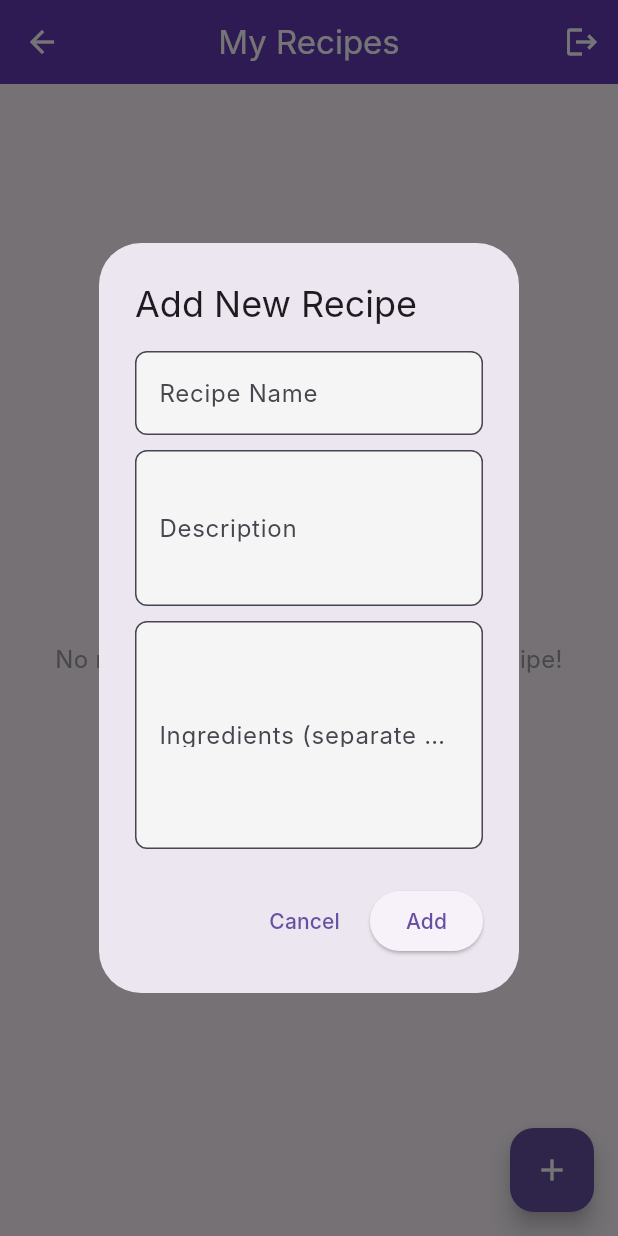
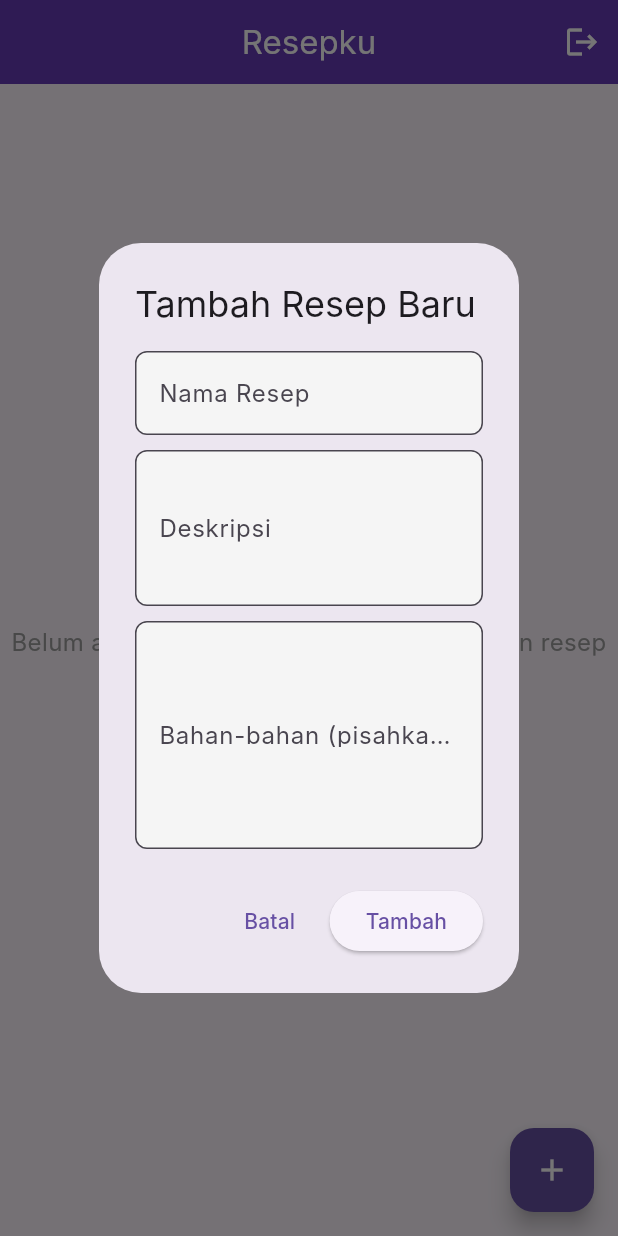
Before and after one commit to gregoriussambirin/uas_ambw_c14200114, a Flutter app: the HomeScreen screen opened by its route, after a tap on the "add" icon, on a phone screen of 412 x 824 dp. Run offline on Flutter 3.47's test engine with Material 3 defaults, Android fonts, the light colour scheme and no system bars; our stand-ins replace shared_preferences, supabase_flutter; accounts and stored records are empty; Roboto replaces fonts that are missing (Inter).

Commit message:
first commit

```diff
--- a/lib/main.dart
+++ b/lib/main.dart
@@ -8,7 +8,6 @@ import 'package:supabase_flutter/supabase_flutter.dart';
 void main() async {
 
   WidgetsFlutterBinding.ensureInitialized();
-
 
   await Supabase.initialize(
 
--- a/lib/models/recipe.dart
+++ b/lib/models/recipe.dart
@@ -1,10 +1,10 @@
 class Recipe {
-  final String id;
-  final String userId;
+  final String id; // UUID dari Supabase
+  final String userId; // user_id dari Supabase Auth
   final String name;
   final String description;
-  final List<dynamic> ingredients;
-  final DateTime createdAt;
+  final List<dynamic> ingredients; // Supabase mengembalikan List<dynamic> untuk text[]
+  final DateTime createdAt; // created_at dari Supabase
 
   Recipe({
     required this.id,
@@ -15,26 +15,28 @@ class Recipe {
     required this.createdAt,
   });
 
-
+  // Factory constructor untuk membuat objek Recipe dari Map Supabase
   factory Recipe.fromSupabase(Map<String, dynamic> data) {
+    // Pastikan semua data yang diakses tidak null sebelum di-cast
+    // Gunakan pengecekan null yang aman dan berikan nilai default jika null
     return Recipe(
-      id: data['id'] as String,
-      userId: data['user_id'] as String,
-      name: data['name'] ?? 'No Name',
-      description: data['description'] ?? 'No Description',
-      ingredients: data['ingredients'] ?? [],
-      createdAt: DateTime.parse(data['created_at'] as String),
+      id: data['id'] as String, // ID harus selalu ada jika ini dari database
+      userId: data['user_id'] as String, // user_id harus selalu ada jika RLS benar
+      name: data['name'] as String? ?? 'No Name', // Tambahkan 'as String?' untuk null safety
+      description: data['description'] as String? ?? 'No Description',
+      ingredients: (data['ingredients'] as List<dynamic>?) ?? [], // Cast ke List<dynamic>? lalu berikan default
+      createdAt: DateTime.parse(data['created_at'] as String? ?? DateTime.now().toIso8601String()),
     );
   }
 
-
+  // Metode untuk mengonversi objek Recipe menjadi Map untuk disimpan di Supabase
   Map<String, dynamic> toSupabase() {
     return {
       'user_id': userId,
       'name': name,
       'description': description,
       'ingredients': ingredients,
-
+      // created_at akan diisi otomatis oleh Supabase saat insert
     };
   }
 }
--- a/lib/screens/home_screen.dart
+++ b/lib/screens/home_screen.dart
@@ -1,6 +1,7 @@
 import 'package:flutter/material.dart';
 import 'package:supabase_flutter/supabase_flutter.dart';
-import 'package:uas_c14200114/models/recipe.dart';
+
+import '../models/recipe.dart';
 
 class HomeScreen extends StatefulWidget {
   const HomeScreen({Key? key}) : super(key: key);
@@ -20,69 +21,125 @@ class _HomeScreenState extends State<HomeScreen> {
         _descriptionController.text.isEmpty ||
         _ingredientsController.text.isEmpty) {
       ScaffoldMessenger.of(context).showSnackBar(
-        const SnackBar(content: Text('All fields must be filled!')),
+        const SnackBar(content: Text('Semua bidang harus diisi!')),
       );
       return;
     }
 
-    final User? currentUser = supabase.auth.currentUser;
-    if (currentUser == null) {
+    final User? currentUser  = supabase.auth.currentUser ;
+    if (currentUser  == null) {
       ScaffoldMessenger.of(context).showSnackBar(
-        const SnackBar(content: Text('You must be logged in to add a recipe.')),
+        const SnackBar(content: Text('Anda harus login untuk menambah resep.')),
       );
       return;
     }
 
     try {
-      // Save recipe to Supabase
+
       await supabase.from('recipes').insert({
-        'user_id': currentUser.id, // Store based on user's UID
+        'user_id': currentUser .id,
         'name': _recipeNameController.text,
         'description': _descriptionController.text,
-        'ingredients': _ingredientsController.text.split('\n'), // Store ingredients as a list
+        'ingredients': _ingredientsController.text.split('\n'),
       });
 
-      // Clear controllers after saving
+
       _recipeNameController.clear();
       _descriptionController.clear();
       _ingredientsController.clear();
 
       ScaffoldMessenger.of(context).showSnackBar(
-        const SnackBar(content: Text('Recipe added successfully!')),
+        const SnackBar(content: Text('Resep berhasil ditambahkan!')),
       );
-      Navigator.of(context).pop(); // Close dialog
+
+
+      setState(() {});
+
+      Navigator.of(context).pop();
     } catch (e) {
       ScaffoldMessenger.of(context).showSnackBar(
-        SnackBar(content: Text('Failed to add recipe: $e')),
+        SnackBar(content: Text('Gagal menambahkan resep: $e')),
       );
     }
   }
 
+  Future<void> _editRecipe(Recipe recipe) async {
+    if (_recipeNameController.text.isEmpty ||
+        _descriptionController.text.isEmpty ||
+        _ingredientsController.text.isEmpty) {
+      ScaffoldMessenger.of(context).showSnackBar(
+        const SnackBar(content: Text('Semua bidang harus diisi!')),
+      );
+      return;
+    }
+
+    final User? currentUser  = supabase.auth.currentUser ;
+    if (currentUser  == null) {
+      ScaffoldMessenger.of(context).showSnackBar(
+        const SnackBar(content: Text('Anda harus login untuk mengedit resep.')),
+      );
+      return;
+    }
+
+    try {
+
+      await supabase.from('recipes').update({
+        'name': _recipeNameController.text,
+        'description': _descriptionController.text,
+        'ingredients': _ingredientsController.text.split('\n'),
+      }).eq('id', recipe.id);
+
+
+      _recipeNameController.clear();
+      _descriptionController.clear();
+      _ingredientsController.clear();
+
+      ScaffoldMessenger.of(context).showSnackBar(
+        const SnackBar(content: Text('Resep berhasil diperbarui!')),
+      );
+
+
+      setState(() {});
+
+      Navigator.of(context).pop();
+    } catch (e) {
+      ScaffoldMessenger.of(context).showSnackBar(
+        SnackBar(content: Text('Gagal memperbarui resep: $e')),
+      );
+    }
+  }
+
+
   void _showAddRecipeDialog() {
+
+    _recipeNameController.clear();
+    _descriptionController.clear();
+    _ingredientsController.clear();
+
     showDialog(
       context: context,
       builder: (context) {
         return AlertDialog(
-          title: const Text('Add New Recipe'),
+          title: const Text('Tambah Resep Baru'),
           content: SingleChildScrollView(
             child: Column(
               mainAxisSize: MainAxisSize.min,
               children: <Widget>[
                 TextField(
                   controller: _recipeNameController,
-                  decoration: const InputDecoration(labelText: 'Recipe Name'),
+                  decoration: const InputDecoration(labelText: 'Nama Resep'),
                 ),
                 const SizedBox(height: 10),
                 TextField(
                   controller: _descriptionController,
-                  decoration: const InputDecoration(labelText: 'Description'),
+                  decoration: const InputDecoration(labelText: 'Deskripsi'),
                   maxLines: 3,
                 ),
                 const SizedBox(height: 10),
                 TextField(
                   controller: _ingredientsController,
                   decoration: const InputDecoration(
-                      labelText: 'Ingredients (separate with new lines)'),
+                      labelText: 'Bahan-bahan (pisahkan dengan baris baru)'),
                   maxLines: 5,
                 ),
               ],
@@ -91,16 +148,13 @@ class _HomeScreenState extends State<HomeScreen> {
           actions: <Widget>[
             TextButton(
               onPressed: () {
-                Navigator.of(context).pop(); // Close dialog
-                _recipeNameController.clear();
-                _descriptionController.clear();
-                _ingredientsController.clear();
+                Navigator.of(context).pop();
               },
-              child: const Text('Cancel'),
+              child: const Text('Batal'),
             ),
             ElevatedButton(
               onPressed: _addRecipe,
-              child: const Text('Add'),
+              child: const Text('Tambah'),
             ),
           ],
         );
@@ -108,13 +162,71 @@ class _HomeScreenState extends State<HomeScreen> {
     );
   }
 
+
+  void _showEditRecipeDialog(Recipe recipe) {
+
+    _recipeNameController.text = recipe.name;
+    _descriptionController.text = recipe.description;
+    _ingredientsController.text = recipe.ingredients.join('\n');
+
+    showDialog(
+      context: context,
+      builder: (context) {
+        return AlertDialog(
+          title: const Text('Edit Resep'),
+          content: SingleChildScrollView(
+            child: Column(
+              mainAxisSize: MainAxisSize.min,
+              children: <Widget>[
+                TextField(
+                  controller: _recipeNameController,
+                  decoration: const InputDecoration(labelText: 'Nama Resep'),
+                ),
+                const SizedBox(height: 10),
+                TextField(
+                  controller: _descriptionController,
+                  decoration: const InputDecoration(labelText: 'Deskripsi'),
+                  maxLines: 3,
+                ),
+                const SizedBox(height: 10),
+                TextField(
+                  controller: _ingredientsController,
+                  decoration: const InputDecoration(
+                      labelText: 'Bahan-bahan (pisahkan dengan baris baru)'),
+                  maxLines: 5,
+                ),
+              ],
+            ),
+          ),
+          actions: <Widget>[
+            TextButton(
+              onPressed: () {
+                Navigator.of(context).pop();
+
+                _recipeNameController.clear();
+                _descriptionController.clear();
+                _ingredientsController.clear();
+              },
+              child: const Text('Batal'),
+            ),
+            ElevatedButton(
+              onPressed: () => _editRecipe(recipe),
+              child: const Text('Simpan'),
+            ),
+          ],
+        );
+      },
+    );
+  }
+
+
   void _signOut() async {
     try {
       await supabase.auth.signOut();
-      // Navigation back to login screen after logout is handled by StreamBuilder in main.dart
+
     } catch (e) {
       ScaffoldMessenger.of(context).showSnackBar(
-        SnackBar(content: Text('Failed to log out: $e')),
+        SnackBar(content: Text('Gagal logout: $e')),
       );
     }
   }
@@ -133,7 +245,8 @@ class _HomeScreenState extends State<HomeScreen> {
 
     return Scaffold(
       appBar: AppBar(
-        title: const Text('My Recipes'),
+        automaticallyImplyLeading: false,
+        title: const Text('Resepku'),
         centerTitle: true,
         actions: [
           IconButton(
@@ -146,38 +259,38 @@ class _HomeScreenState extends State<HomeScreen> {
       body: currentUser == null
           ? const Center(
         child: Text(
-          'You are not logged in. Please log in to see your recipes.',
+          'Anda belum login. Silakan login untuk melihat resep Anda.',
           textAlign: TextAlign.center,
           style: TextStyle(fontSize: 16, color: Colors.grey),
         ),
       )
           : StreamBuilder<List<Map<String, dynamic>>>(
-        // Listen to changes in recipe data from Supabase
+
         stream: supabase
             .from('recipes')
             .stream(primaryKey: ['id'])
-            .eq('user_id', currentUser.id) // Filter by current user's ID
-            .order('created_at', ascending: false), // Order by created_at
+            .eq('user_id', currentUser.id)
+            .order('created_at', ascending: false),
         builder: (context, snapshot) {
           if (snapshot.connectionState == ConnectionState.waiting) {
             return const Center(child: CircularProgressIndicator());
           }
 
           if (snapshot.hasError) {
-            return Center(child: Text('An error occurred: ${snapshot.error}'));
+            return Center(child: Text('Terjadi kesalahan: ${snapshot.error}'));
           }
 
           if (!snapshot.hasData || snapshot.data!.isEmpty) {
             return const Center(
               child: Text(
-                'No recipes saved yet. Add your first recipe!',
+                'Belum ada resep yang disimpan. Tambahkan resep pertama Anda!',
                 textAlign: TextAlign.center,
                 style: TextStyle(fontSize: 16, color: Colors.grey),
               ),
             );
           }
 
-          // Convert Supabase data (List<Map<String, dynamic>>) into a list of Recipe objects
+
           final recipes = snapshot.data!.map((map) {
             return Recipe.fromSupabase(map);
           }).toList();
@@ -215,18 +328,18 @@ class _HomeScreenState extends State<HomeScreen> {
                         crossAxisAlignment: CrossAxisAlignment.start,
                         children: [
                           const Text(
-                            'Description:',
+                            'Deskripsi:',
                             style: TextStyle(fontWeight: FontWeight.bold, fontSize: 16),
                           ),
                           const SizedBox(height: 5),
                           Text(recipe.description),
                           const SizedBox(height: 15),
                           const Text(
-                            'Ingredients:',
+                            'Bahan-bahan:',
                             style: TextStyle(fontWeight: FontWeight.bold, fontSize: 16),
                           ),
                           const SizedBox(height: 5),
-                          // Display ingredients as a separate list
+
                           ...recipe.ingredients.map((ingredient) => Padding(
                             padding: const EdgeInsets.only(left: 8.0, bottom: 2.0),
                             child: Text('• $ingredient'),
@@ -235,7 +348,7 @@ class _HomeScreenState extends State<HomeScreen> {
                           Align(
                             alignment: Alignment.bottomRight,
                             child: Text(
-                              'Added on: ${recipe.createdAt.toLocal().toString().split(' ')[0]}',
+                              'Ditambahkan pada: ${recipe.createdAt.toLocal().toString().split(' ')[0]}',
                               style: const TextStyle(fontSize: 12, color: Colors.grey),
                             ),
                           ),
@@ -243,25 +356,32 @@ class _HomeScreenState extends State<HomeScreen> {
                           Row(
                             mainAxisAlignment: MainAxisAlignment.end,
                             children: [
+
+                              IconButton(
+                                icon: const Icon(Icons.edit, color: Colors.blue),
+                                onPressed: () {
+                                  _showEditRecipeDialog(recipe);
+                                },
+                              ),
                               IconButton(
                                 icon: const Icon(Icons.delete, color: Colors.red),
                                 onPressed: () async {
-                                  // Confirm deletion
+
                                   bool? confirmDelete = await showDialog<bool>(
                                     context: context,
                                     builder: (BuildContext context) {
                                       return AlertDialog(
-                                        title: const Text('Delete Recipe?'),
-                                        content: const Text('Are you sure you want to delete this recipe?'),
+                                        title: const Text('Hapus Resep?'),
+                                        content: const Text('Anda yakin ingin menghapus resep ini?'),
                                         actions: <Widget>[
                                           TextButton(
-                                            child: const Text('Cancel'),
+                                            child: const Text('Batal'),
                                             onPressed: () {
                                               Navigator.of(context).pop(false);
                                             },
                                           ),
                                           TextButton(
-                                            child: const Text('Delete', style: TextStyle(color: Colors.red)),
+                                            child: const Text('Hapus', style: TextStyle(color: Colors.red)),
                                             onPressed: () {
                                               Navigator.of(context).pop(true);
                                             },
@@ -273,16 +393,16 @@ class _HomeScreenState extends State<HomeScreen> {
 
                                   if (confirmDelete == true) {
                                     try {
-                                      await supabase
-                                          .from('recipes')
-                                          .delete()
-                                          .eq('id', recipe.id); // Delete by recipe ID
+                                      await supabase.from('recipes').delete().eq('id', recipe.id);
                                       ScaffoldMessenger.of(context).showSnackBar(
-                                        const SnackBar(content: Text('Recipe deleted successfully!')),
+                                        const SnackBar(content: Text('Resep berhasil dihapus!')),
                                       );
+
+
+                                      setState(() {});
                                     } catch (e) {
                                       ScaffoldMessenger.of(context).showSnackBar(
-                                        SnackBar(content: Text('Failed to delete recipe: $e')),
+                                        SnackBar(content: Text('Gagal menghapus resep: $e')),
                                       );
                                     }
                                   }
```
